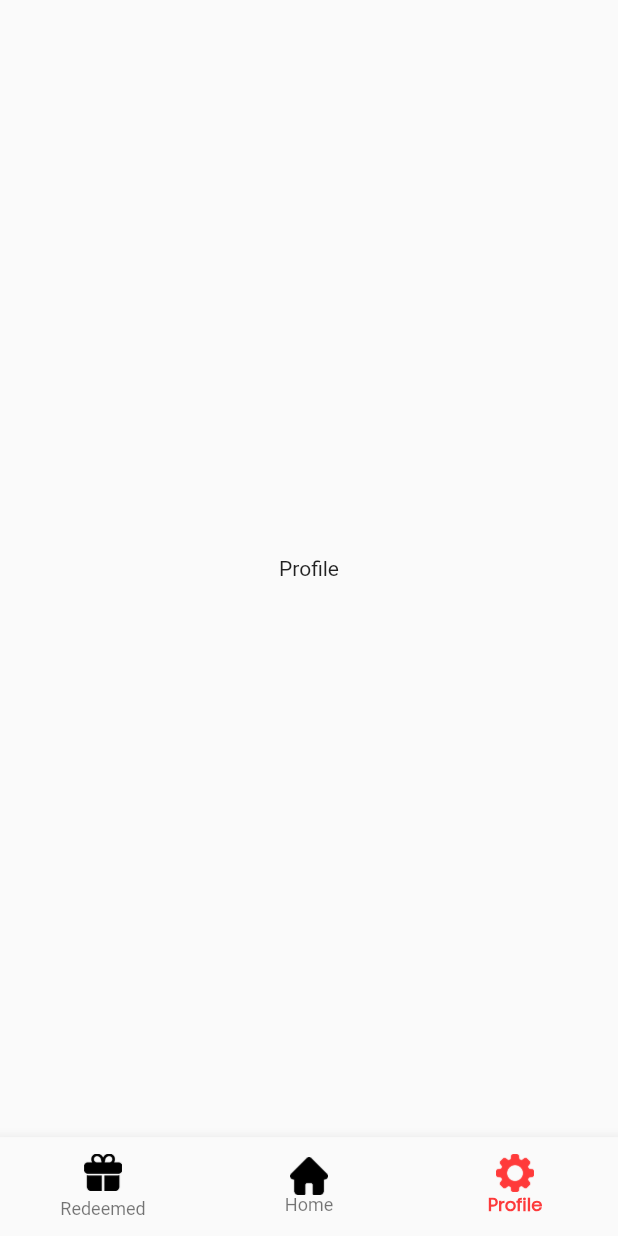
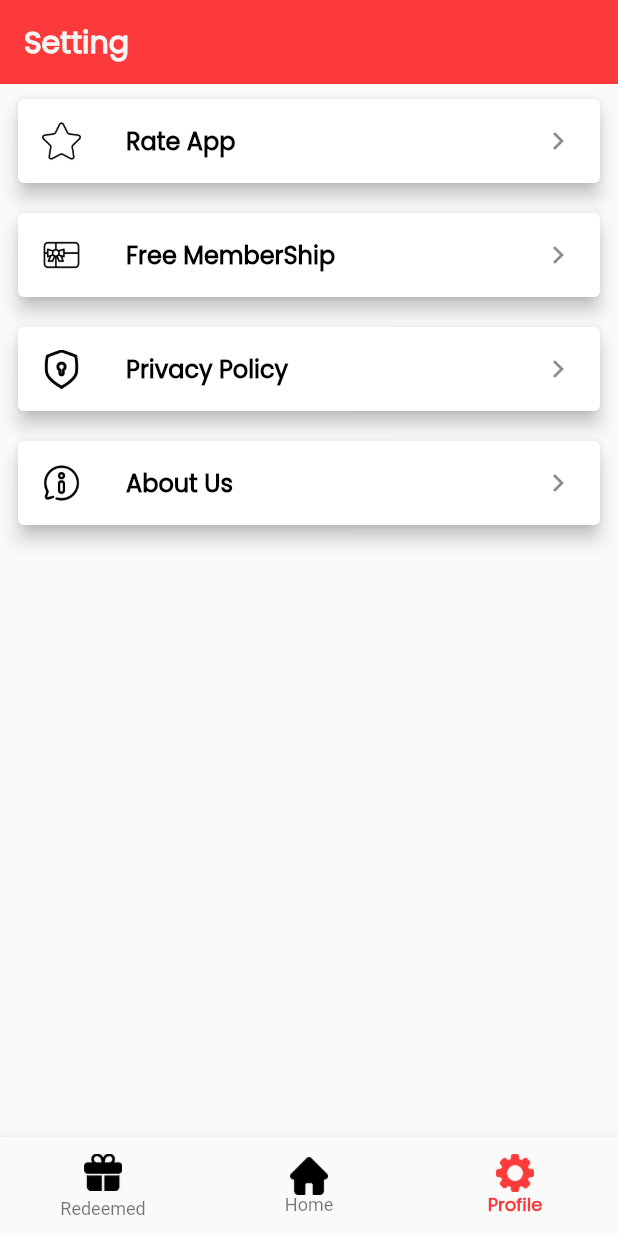
Before and after one commit to DhruvalGorasiya/speed_lone, a Flutter app: the screen it shows after launch, item 3 of the bottom bar chosen, on a phone screen of 412 x 824 dp. Run offline on Flutter 3.47's test engine with Material 2 defaults, Android fonts, the phone set to English and light mode, and no system bars; our stand-ins replace cloud_firestore, firebase_core, get, google_mobile_ads; missing offline and left inert: store_redirect; accounts and stored records are empty.

Commit message:
add instant lone and setting completed

```diff
--- a/lib/servics/ad_mob_services.dart
+++ b/lib/servics/ad_mob_services.dart
@@ -0,0 +1,165 @@
+import 'dart:io';
+
+import 'package:google_mobile_ads/google_mobile_ads.dart';
+
+class AdMobService {
+  static InterstitialAd? interstitialAd;
+  static int numInterstitialLoadAttempts = 0;
+  static RewardedAd? rewardedAd;
+  static int numRewardedLoadAttempts = 0;
+  static int maxFailedLoadAttempts = 3;
+  static RewardedInterstitialAd? rewardedInterstitialAd;
+  static int numRewardedInterstitialLoadAttempts = 0;
+  static AdRequest request = const AdRequest(
+    keywords: <String>['foo', 'bar'],
+    contentUrl: 'http://foo.com/bar.html',
+    nonPersonalizedAds: true,
+  );
+
+  static void createInterstitialAd() {
+    InterstitialAd.load(
+        adUnitId: Platform.isAndroid
+            ? 'ca-app-pub-3940256099942544/1033173712'
+            : 'ca-app-pub-3940256099942544/4411468910',
+        request: request,
+        adLoadCallback: InterstitialAdLoadCallback(
+          onAdLoaded: (InterstitialAd ad) {
+            print('$ad loaded');
+            interstitialAd = ad;
+            numInterstitialLoadAttempts = 0;
+            interstitialAd!.setImmersiveMode(true);
+          },
+          onAdFailedToLoad: (LoadAdError error) {
+            print('InterstitialAd failed to load: $error.');
+            numInterstitialLoadAttempts += 1;
+            interstitialAd = null;
+            if (numInterstitialLoadAttempts < maxFailedLoadAttempts) {
+              createInterstitialAd();
+            }
+          },
+        ));
+  }
+
+  static void showInterstitialAd() {
+    if (interstitialAd == null) {
+      print('Warning: attempt to show interstitial before loaded.');
+      return;
+    }
+    interstitialAd!.fullScreenContentCallback = FullScreenContentCallback(
+      onAdShowedFullScreenContent: (InterstitialAd ad) =>
+          print('ad onAdShowedFullScreenContent.'),
+      onAdDismissedFullScreenContent: (InterstitialAd ad) {
+        print('$ad onAdDismissedFullScreenContent.');
+        ad.dispose();
+        createInterstitialAd();
+      },
+      onAdFailedToShowFullScreenContent: (InterstitialAd ad, AdError error) {
+        print('$ad onAdFailedToShowFullScreenContent: $error');
+        ad.dispose();
+        createInterstitialAd();
+      },
+    );
+    interstitialAd!.show();
+    interstitialAd = null;
+  }
+
+  static void createRewardedAd() {
+    RewardedAd.load(
+        adUnitId: Platform.isAndroid
+            ? 'ca-app-pub-3940256099942544/5224354917'
+            : 'ca-app-pub-3940256099942544/1712485313',
+        request: request,
+        rewardedAdLoadCallback: RewardedAdLoadCallback(
+          onAdLoaded: (RewardedAd ad) {
+            print('$ad loaded.');
+            rewardedAd = ad;
+            numRewardedLoadAttempts = 0;
+          },
+          onAdFailedToLoad: (LoadAdError error) {
+            print('RewardedAd failed to load: $error');
+            rewardedAd = null;
+            numRewardedLoadAttempts += 1;
+            if (numRewardedLoadAttempts < maxFailedLoadAttempts) {
+              createRewardedAd();
+            }
+          },
+        ));
+  }
+
+  static void showRewardedAd() {
+    if (rewardedAd == null) {
+      print('Warning: attempt to show rewarded before loaded.');
+      return;
+    }
+    rewardedAd!.fullScreenContentCallback = FullScreenContentCallback(
+      onAdShowedFullScreenContent: (RewardedAd ad) =>
+          print('ad onAdShowedFullScreenContent.'),
+      onAdDismissedFullScreenContent: (RewardedAd ad) {
+        print('$ad onAdDismissedFullScreenContent.');
+        ad.dispose();
+        createRewardedAd();
+      },
+      onAdFailedToShowFullScreenContent: (RewardedAd ad, AdError error) {
+        print('$ad onAdFailedToShowFullScreenContent: $error');
+        ad.dispose();
+        createRewardedAd();
+      },
+    );
+
+    rewardedAd!.setImmersiveMode(true);
+    rewardedAd!.show(onUserEarnedReward: (AdWithoutView ad, RewardItem reward) {
+      print('$ad with reward $RewardItem(${reward.amount}, ${reward.type})');
+    });
+    rewardedAd = null;
+  }
+
+  static void createRewardedInterstitialAd() {
+    RewardedInterstitialAd.load(
+        adUnitId: Platform.isAndroid
+            ? 'ca-app-pub-3940256099942544/5354046379'
+            : 'ca-app-pub-3940256099942544/6978759866',
+        request: request,
+        rewardedInterstitialAdLoadCallback: RewardedInterstitialAdLoadCallback(
+          onAdLoaded: (RewardedInterstitialAd ad) {
+            print('$ad loaded.');
+            rewardedInterstitialAd = ad;
+            numRewardedInterstitialLoadAttempts = 0;
+          },
+          onAdFailedToLoad: (LoadAdError error) {
+            print('RewardedInterstitialAd failed to load: $error');
+            rewardedInterstitialAd = null;
+            numRewardedInterstitialLoadAttempts += 1;
+            if (numRewardedInterstitialLoadAttempts < maxFailedLoadAttempts) {
+              createRewardedInterstitialAd();
+            }
+          },
+        ));
+  }
+
+  static void showRewardedInterstitialAd() {
+    if (rewardedInterstitialAd == null) {
+      print('Warning: attempt to show rewarded interstitial before loaded.');
+      return;
+    }
+    rewardedInterstitialAd!.fullScreenContentCallback =
+        FullScreenContentCallback(
+      onAdShowedFullScreenContent: (RewardedInterstitialAd ad) =>
+          print('$ad onAdShowedFullScreenContent.'),
+      onAdDismissedFullScreenContent: (RewardedInterstitialAd ad) {
+        print('$ad onAdDismissedFullScreenContent.');
+        ad.dispose();
+        createRewardedInterstitialAd();
+      },
+      onAdFailedToShowFullScreenContent:
+          (RewardedInterstitialAd ad, AdError error) {
+        ad.dispose();
+        createRewardedInterstitialAd();
+      },
+    );
+
+    rewardedInterstitialAd!.setImmersiveMode(true);
+    rewardedInterstitialAd!
+        .show(onUserEarnedReward: (AdWithoutView ad, RewardItem reward) {});
+    rewardedInterstitialAd = null;
+  }
+}
--- a/lib/utils/image_constant.dart
+++ b/lib/utils/image_constant.dart
@@ -17,4 +17,9 @@ class ImageConstant {
   static const emiCalculator = "assets/icons/emi_cal.png";
   static const fdCalculator = "assets/icons/fd_calculator.png";
   static const sipCalculator = "assets/icons/sip_calculator.png";
+  static const loanInstant = "assets/icons/Loan Status.png";
+  static const star = "assets/icons/star.png";
+  static const gift = "assets/icons/gift-card.png";
+  static const privacy = "assets/icons/privacy-policy.png";
+  static const about = "assets/icons/information.png";
 }
--- a/lib/utils/routes.dart
+++ b/lib/utils/routes.dart
@@ -8,4 +8,5 @@ class Routes {
   static const personalDetailView = '/personalDetailView';
   static const contactDetailView = '/contactDetailView';
   static const compareLoneCalculator = '/compareLoneCalculator';
+  static const instantLoanView = '/instantLoanView';
 }
--- a/lib/utils/string_constant.dart
+++ b/lib/utils/string_constant.dart
@@ -4,4 +4,6 @@ class StringConstant {
   static const personalDetail = 'Personal Detail';
   static const contactDetails = 'Contact Details';
   static const compareCalculator = 'Compress Loan';
+  static const loanInstant = 'Loan Instant';
+  static const setting = 'Setting';
 }
--- a/lib/utils/text_style_constant.dart
+++ b/lib/utils/text_style_constant.dart
@@ -14,9 +14,19 @@ class TextStyleConstant {
       fontWeight: FontWeight.w900);
   static const bold20 = TextStyle(
       color: ColorConstant.primaryColor,
-      fontSize:20,
+      fontSize: 20,
       fontFamily: 'Poppins',
       fontWeight: FontWeight.w900);
+  static const bold16Black = TextStyle(
+      color: ColorConstant.black,
+      fontSize: 16,
+      fontFamily: 'Poppins',
+      fontWeight: FontWeight.w900);
+  static const bold14Black = TextStyle(
+      color: ColorConstant.black,
+      fontSize: 14,
+      fontFamily: 'Poppins',
+      fontWeight: FontWeight.w500);
   static const boldGrey18 = TextStyle(
       color: ColorConstant.grey, fontSize: 16, fontWeight: FontWeight.w400);
   static const boldBlack18 = TextStyle(
--- a/lib/view/profile_view.dart
+++ b/lib/view/profile_view.dart
@@ -1,5 +1,9 @@
 import 'package:cloud_firestore/cloud_firestore.dart';
 import 'package:flutter/material.dart';
+import 'package:lone_counter/utils/image_constant.dart';
+import 'package:lone_counter/utils/string_constant.dart';
+import 'package:lone_counter/utils/text_style_constant.dart';
+import 'package:lone_counter/widget/app_bar.dart';
 
 class ProfileView extends StatefulWidget {
   const ProfileView({Key? key}) : super(key: key);
@@ -18,8 +22,37 @@ class _ProfileViewState extends State<ProfileView> {
   @override
   Widget build(BuildContext context) {
     // ignore: prefer_const_constructors
-    return Center(
-      child: const Text("Profile"),
+    return Scaffold(
+      appBar: customAppBar(title: StringConstant.setting),
+      body: SafeArea(
+        child: Column(
+          children: [
+            card(ImageConstant.star, "Rate App"),
+            card(ImageConstant.gift, "Free MemberShip"),
+            card(ImageConstant.privacy, "Privacy Policy"),
+            card(ImageConstant.about, "About Us"),
+          ],
+        ),
+      ),
+    );
+  }
+
+  Widget card(String icon, title) {
+    return Card(
+      margin: const EdgeInsets.symmetric(horizontal: 12, vertical: 10),
+      elevation: 5,
+      child: ListTile(
+        leading: SizedBox(
+          height: 30,
+          width: 26,
+          child: Image.asset(icon),
+        ),
+        title: Text(
+          title,
+          style: TextStyleConstant.bold16Black,
+        ),
+        trailing: const Icon(Icons.keyboard_arrow_right),
+      ),
     );
   }
 }
```
Also changed, not shown: lib/controller/bottom_navigation_controller.dart (+9 -174 lines), lib/helper/ad_helper.dart (+10 -16 lines), lib/main.dart (+3 -5 lines), lib/model/loan_instant_model.dart (added, +17 -0 lines), lib/view/home.dart (+11 -4 lines), lib/view/instant_loan_view.dart (added, +45 -0 lines), lib/view/redeemed_view.dart (+25 -45 lines), assets/icons/Loan Status.png (added), assets/icons/gift-card.png (added), assets/icons/information.png (added), assets/icons/privacy-policy.png (added), assets/icons/star.png (added).
